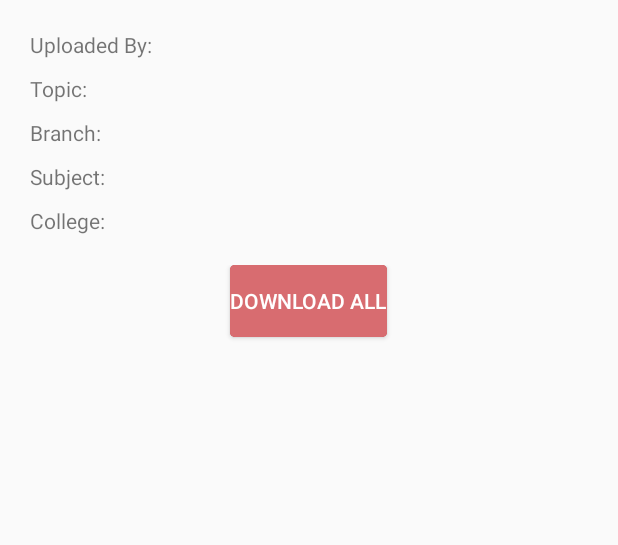
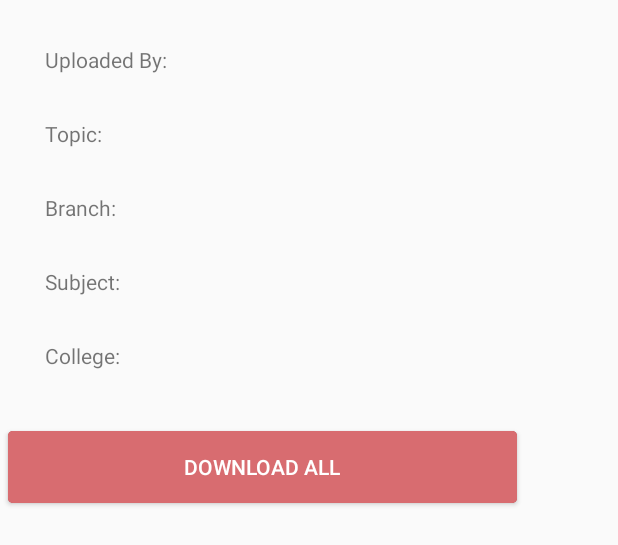
Before and after one commit to teamOSC/Studddinv2_android, an Android app: the layout fragment_notes_custom_dialog.xml on its own in the app's theme, with its tools: preview values and no code run, on a phone screen of 412 x 824 dp. Shown: the top 545 px of the screen. Run offline under Robolectric (Android 15) with nearby library versions, the phone set to English and light mode, and no system bars.

Commit message:
NotesDialog fix

```diff
--- a/app/src/main/res/layout/fragment_notes_custom_dialog.xml
+++ b/app/src/main/res/layout/fragment_notes_custom_dialog.xml
@@ -5,11 +5,19 @@
     android:orientation="vertical">
 
 
+    <ScrollView
+        android:layout_width="350dp"
+        android:layout_height="match_parent">
+        <LinearLayout
+            android:orientation="vertical"
+            android:layout_width="match_parent"
+            android:layout_height="match_parent">
     <LinearLayout
         android:layout_width="fill_parent"
         android:layout_height="wrap_content"
         android:layout_marginTop="20dp"
-        android:orientation="horizontal">
+        android:orientation="horizontal"
+        android:padding="10dp">
 
         <TextView
             android:layout_width="0dp"
@@ -32,7 +40,7 @@
         android:layout_height="wrap_content"
         android:layout_marginTop="10dp"
         android:orientation="horizontal"
-
+        android:padding="10dp"
         >
 
         <TextView
@@ -53,7 +61,8 @@
         android:layout_width="fill_parent"
         android:layout_height="wrap_content"
         android:layout_marginTop="10dp"
-        android:orientation="horizontal">
+        android:orientation="horizontal"
+        android:padding="10dp">
 
         <TextView
             android:layout_width="0dp"
@@ -73,7 +82,8 @@
         android:layout_width="fill_parent"
         android:layout_height="wrap_content"
         android:layout_marginTop="10dp"
-        android:orientation="horizontal">
+        android:orientation="horizontal"
+        android:padding="10dp">
 
         <TextView
             android:layout_width="0dp"
@@ -93,7 +103,8 @@
         android:layout_width="fill_parent"
         android:layout_height="wrap_content"
         android:layout_marginTop="10dp"
-        android:orientation="horizontal">
+        android:orientation="horizontal"
+        android:padding="10dp">
 
         <TextView
             android:layout_width="0dp"
@@ -112,18 +123,22 @@
     <RelativeLayout
         android:layout_width="fill_parent"
         android:layout_height="fill_parent"
-        android:layout_marginTop="20dp">
+        android:layout_marginTop="25dp">
 
         <Button
             android:id="@+id/notes_button_download"
-            android:layout_width="wrap_content"
+            android:layout_width="match_parent"
             android:layout_height="wrap_content"
             android:layout_centerHorizontal="true"
             android:background="@drawable/btn_sel"
             android:clickable="true"
             android:text="Download All"
-            android:textColor="@color/white" />
+            android:padding="8dp"
+            android:textColor="@color/white"
+            android:layout_margin="5dp"/>
 
     </RelativeLayout>
+    </LinearLayout>
+    </ScrollView>
 
 </LinearLayout>
--- a/app/src/main/res/layout/titlebar.xml
+++ b/app/src/main/res/layout/titlebar.xml
@@ -2,7 +2,7 @@
 <FrameLayout xmlns:android="http://schemas.android.com/apk/res/android"
     android:layout_width="fill_parent"
     android:layout_height="wrap_content"
-    android:background="@color/red_semi_transparent_pressed">
+    android:background="@color/colorPrimaryDark">
 
     <TextView
         android:id="@+id/tvTitleText"
```
